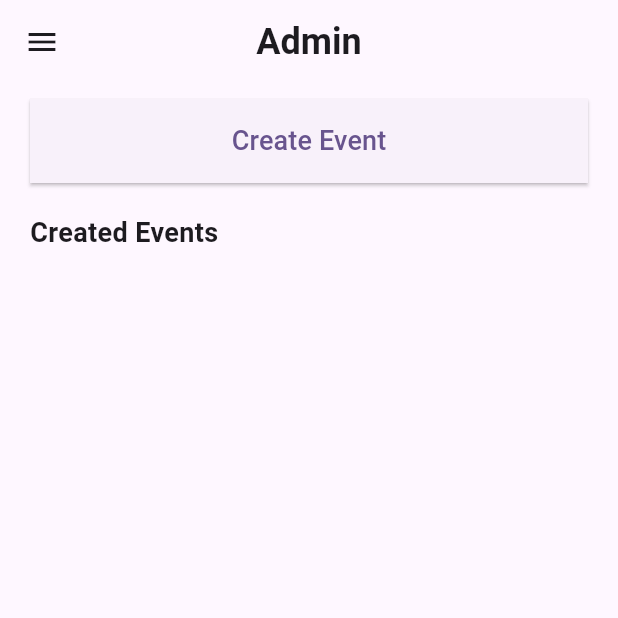
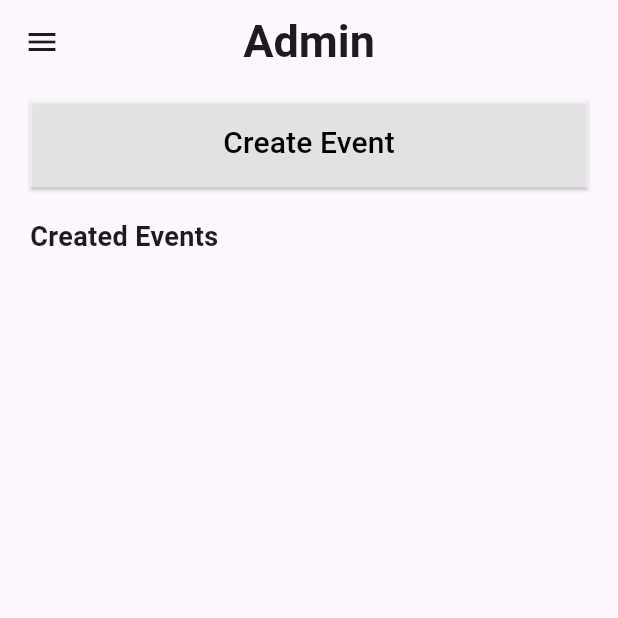
Before and after one commit to shamanth07/ArtHub_flutter, a Flutter app: the screen it shows after launch, on a phone screen of 412 x 824 dp, the top half of it. Run offline on Flutter 3.47's test engine with Material 3 defaults, Android fonts, the phone set to English and light mode, and no system bars; our stand-ins replace firebase_auth, firebase_core, firebase_database; accounts and stored records are empty.

Commit message:
31 commit

```diff
--- a/lib/Admin/Adhome.dart
+++ b/lib/Admin/Adhome.dart
@@ -15,7 +15,7 @@ class AdminEventsPage extends StatelessWidget {
       appBar: AppBar(
         title: const Text(
           "Admin",
-          style: TextStyle(fontWeight: FontWeight.bold, fontSize: 24),
+          style: TextStyle(fontWeight: FontWeight.bold, fontSize: 30),
         ),
         centerTitle: true,
         leading: Builder(
@@ -34,6 +34,7 @@ class AdminEventsPage extends StatelessWidget {
               width: double.infinity,
               child: ElevatedButton(
                 style: ElevatedButton.styleFrom(
+                  backgroundColor: Colors.white60,
                   shape: RoundedRectangleBorder(
                     borderRadius: BorderRadius.zero,
                   ),
@@ -47,7 +48,7 @@ class AdminEventsPage extends StatelessWidget {
                 },
                 child: const Text(
                   "Create Event",
-                  style: TextStyle(fontSize: 18),
+                  style: TextStyle(fontSize: 20,color: Colors.black),
                 ),
               ),
             ),
```
